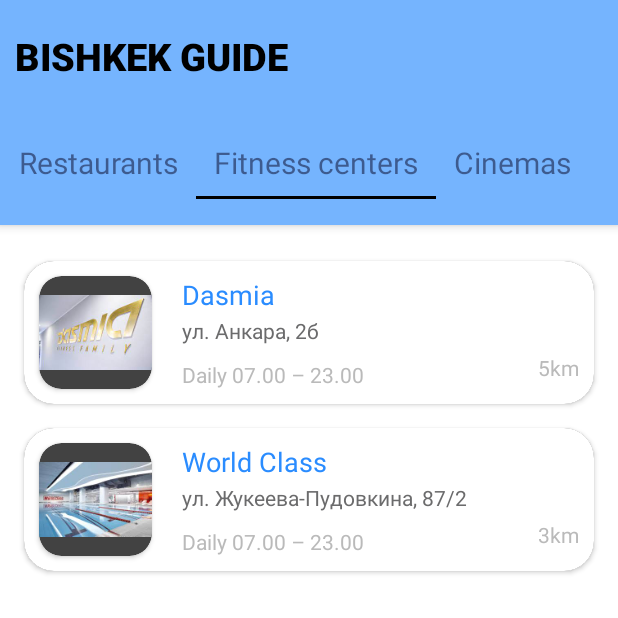
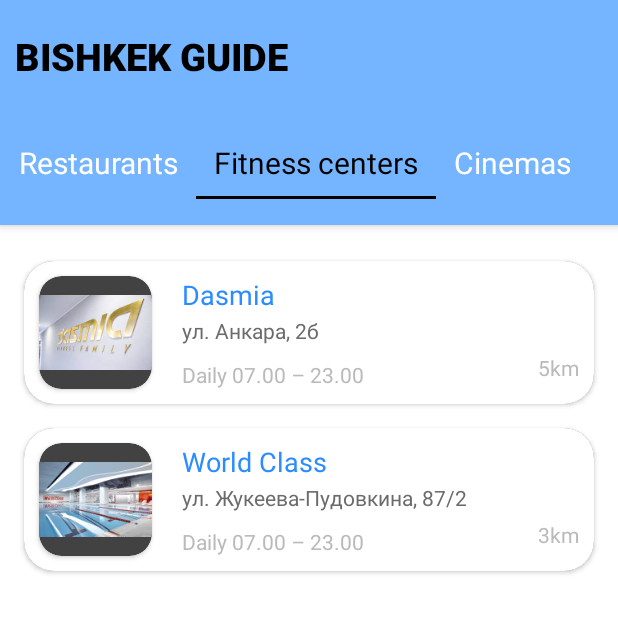
Before and after one commit to rybakova-auca-2021/Neobis_Android_TourGuide, an Android app: the screen it shows after launch (MainActivity), tab 2 chosen, on a phone screen of 412 x 824 dp, the top half of it. Run offline under Robolectric (Android 15) with nearby library versions, the phone set to English and light mode, and no system bars.

Commit message:
changed color

```diff
--- a/app/src/main/java/com/example/tourguide/MainActivity.kt
+++ b/app/src/main/java/com/example/tourguide/MainActivity.kt
@@ -7,9 +7,10 @@ import android.util.TypedValue
 import android.view.Gravity
 import android.widget.TextView
 import androidx.appcompat.app.AppCompatActivity
+import androidx.core.content.ContextCompat
 import com.example.tourguide.databinding.ActivityMainBinding
+import com.google.android.material.tabs.TabLayout
 import com.google.android.material.tabs.TabLayoutMediator
-
 
 class MainActivity : AppCompatActivity() {
     private lateinit var binding: ActivityMainBinding
@@ -27,16 +28,40 @@ class MainActivity : AppCompatActivity() {
         val adapter = ViewPagerAdapter(supportFragmentManager, lifecycle)
         viewPager2.adapter = adapter
 
-        TabLayoutMediator(tabLayout, viewPager2){tab, position ->
-            when(position){
+        // Set white text color for all tabs
+        val whiteTextColor = ContextCompat.getColor(this, R.color.white)
+        tabLayout.setTabTextColors(whiteTextColor, whiteTextColor)
+
+        // Set listener to change text color of selected tab
+        tabLayout.addOnTabSelectedListener(object : TabLayout.OnTabSelectedListener {
+            override fun onTabSelected(tab: TabLayout.Tab?) {
+                // Set black text color for selected tab
+                val customView = tab?.customView as? TextView
+                customView?.setTextColor(Color.BLACK)
+            }
+
+            override fun onTabUnselected(tab: TabLayout.Tab?) {
+                // Set white text color for unselected tabs
+                val customView = tab?.customView as? TextView
+                customView?.setTextColor(whiteTextColor)
+            }
+
+            override fun onTabReselected(tab: TabLayout.Tab?) {
+                // Do nothing
+            }
+        })
+
+        TabLayoutMediator(tabLayout, viewPager2) { tab, position ->
+            when (position) {
                 0 -> tab.text = "Restaurants"
                 1 -> tab.text = "Fitness centers"
                 2 -> tab.text = "Cinemas"
             }
+            // set the text appearance to a larger font size and white text color
             val customView = TextView(tabLayout.context).apply {
                 text = tab.text
-                setTextSize(TypedValue.COMPLEX_UNIT_SP, 20f) // set font size to 20sp
-                setTextColor(R.color.black)
+                setTextSize(TypedValue.COMPLEX_UNIT_SP, 20f)
+                setTextColor(whiteTextColor)
                 gravity = Gravity.CENTER
             }
             tab.customView = customView
```
